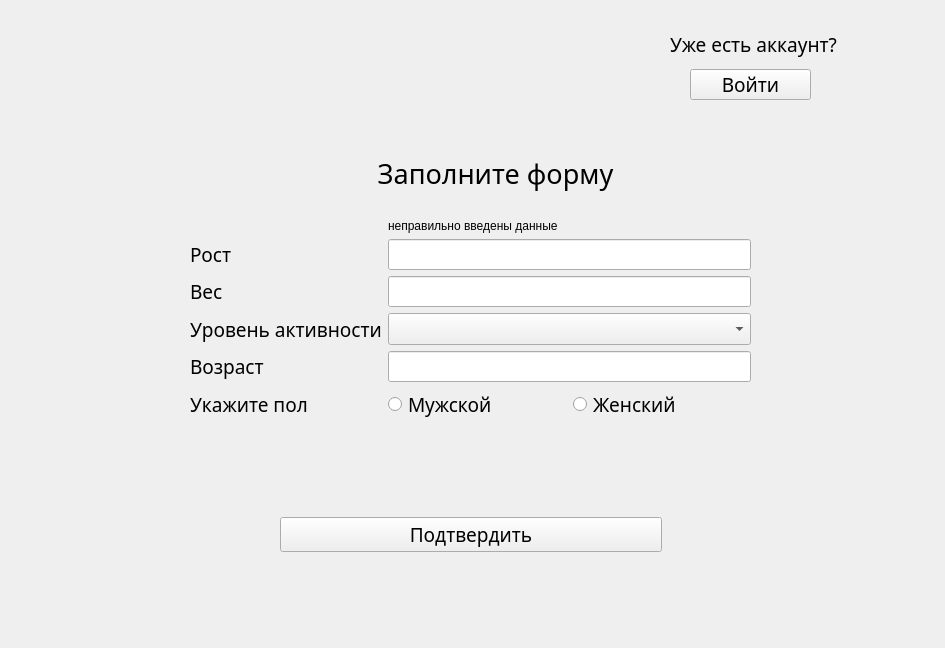
Qt form RegLog.ui (TheLastie/FitnessTracker) before a commit.
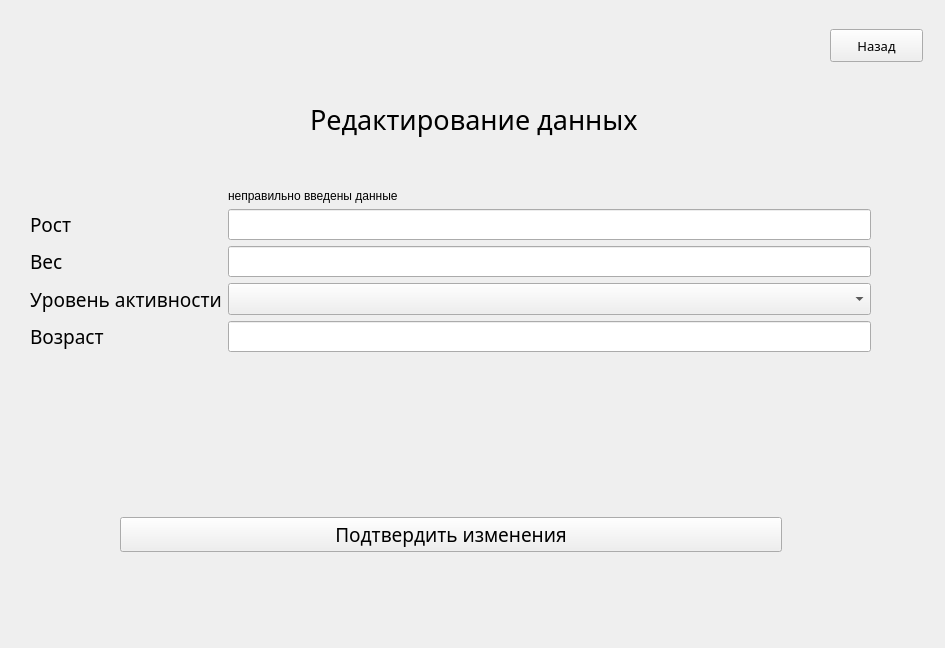
The same form after that commit.

```diff
--- a/RegLog.ui
+++ b/RegLog.ui
@@ -18,12 +18,12 @@
     <rect>
      <x>20</x>
      <y>19</y>
-     <width>901</width>
+     <width>921</width>
      <height>601</height>
     </rect>
    </property>
    <property name="currentIndex">
-    <number>2</number>
+    <number>3</number>
    </property>
    <widget class="QWidget" name="page_7">
     <widget class="QWidget" name="formLayoutWidget_7">
@@ -758,6 +758,238 @@
      </property>
     </widget>
    </widget>
+   <widget class="QWidget" name="page_3">
+    <widget class="QLabel" name="UserDataChange">
+     <property name="geometry">
+      <rect>
+       <x>290</x>
+       <y>70</y>
+       <width>391</width>
+       <height>61</height>
+      </rect>
+     </property>
+     <property name="font">
+      <font>
+       <family>Sitka Heading</family>
+       <pointsize>20</pointsize>
+      </font>
+     </property>
+     <property name="text">
+      <string>Редактирование данных</string>
+     </property>
+    </widget>
+    <widget class="QPushButton" name="BackButtonChange">
+     <property name="geometry">
+      <rect>
+       <x>810</x>
+       <y>10</y>
+       <width>93</width>
+       <height>33</height>
+      </rect>
+     </property>
+     <property name="font">
+      <font>
+       <family>Sitka Heading</family>
+       <pointsize>10</pointsize>
+      </font>
+     </property>
+     <property name="text">
+      <string>Назад</string>
+     </property>
+    </widget>
+    <widget class="QWidget" name="formLayoutWidget_3">
+     <property name="geometry">
+      <rect>
+       <x>10</x>
+       <y>170</y>
+       <width>841</width>
+       <height>251</height>
+      </rect>
+     </property>
+     <layout class="QFormLayout" name="formLayout_4">
+      <item row="0" column="0">
+       <spacer name="verticalSpacer_4">
+        <property name="orientation">
+         <enum>Qt::Vertical</enum>
+        </property>
+        <property name="sizeType">
+         <enum>QSizePolicy::Fixed</enum>
+        </property>
+        <property name="sizeHint" stdset="0">
+         <size>
+          <width>20</width>
+          <height>10</height>
+         </size>
+        </property>
+       </spacer>
+      </item>
+      <item row="1" column="0">
+       <widget class="QLabel" name="highChange_2">
+        <property name="font">
+         <font>
+          <family>Sitka Heading</family>
+          <pointsize>14</pointsize>
+         </font>
+        </property>
+        <property name="text">
+         <string>Рост</string>
+        </property>
+       </widget>
+      </item>
+      <item row="2" column="0">
+       <widget class="QLabel" name="weightChange_2">
+        <property name="font">
+         <font>
+          <family>Sitka Heading</family>
+          <pointsize>14</pointsize>
+         </font>
+        </property>
+        <property name="text">
+         <string>Вес</string>
+        </property>
+       </widget>
+      </item>
+      <item row="3" column="0">
+       <widget class="QLabel" name="activChange_2">
+        <property name="font">
+         <font>
+          <family>Sitka Heading</family>
+          <pointsize>14</pointsize>
+         </font>
+        </property>
+        <property name="text">
+         <string>Уровень активности</string>
+        </property>
+       </widget>
+      </item>
+      <item row="4" column="0">
+       <widget class="QLabel" name="ageChange_2">
+        <property name="font">
+         <font>
+          <family>Sitka Heading</family>
+          <pointsize>14</pointsize>
+         </font>
+        </property>
+        <property name="text">
+         <string>Возраст</string>
+        </property>
+       </widget>
+      </item>
+      <item row="4" column="1">
+       <widget class="QLineEdit" name="age_le_change_2">
+        <property name="font">
+         <font>
+          <pointsize>14</pointsize>
+         </font>
+        </property>
+       </widget>
+      </item>
+      <item row="1" column="1">
+       <widget class="QLineEdit" name="high_le_change_2">
+        <property name="font">
+         <font>
+          <pointsize>14</pointsize>
+         </font>
+        </property>
+        <property name="readOnly">
+         <bool>true</bool>
+        </property>
+       </widget>
+      </item>
+      <item row="2" column="1">
+       <widget class="QLineEdit" name="weight_le_change_2">
+        <property name="font">
+         <font>
+          <pointsize>14</pointsize>
+         </font>
+        </property>
+        <property name="readOnly">
+         <bool>true</bool>
+        </property>
+       </widget>
+      </item>
+      <item row="3" column="1">
+       <widget class="QComboBox" name="activ_cb_change_2">
+        <property name="sizePolicy">
+         <sizepolicy hsizetype="Preferred" vsizetype="Fixed">
+          <horstretch>0</horstretch>
+          <verstretch>0</verstretch>
+         </sizepolicy>
+        </property>
+        <property name="font">
+         <font>
+          <pointsize>15</pointsize>
+         </font>
+        </property>
+       </widget>
+      </item>
+      <item row="0" column="1">
+       <widget class="QLabel" name="cerror_2">
+        <property name="text">
+         <string>неправильно введены данные</string>
+        </property>
+       </widget>
+      </item>
+     </layout>
+    </widget>
+    <widget class="QWidget" name="horizontalLayoutWidget_3">
+     <property name="geometry">
+      <rect>
+       <x>10</x>
+       <y>490</y>
+       <width>841</width>
+       <height>51</height>
+      </rect>
+     </property>
+     <layout class="QHBoxLayout" name="horizontalLayout_8">
+      <item>
+       <spacer name="horizontalSpacer_7">
+        <property name="orientation">
+         <enum>Qt::Horizontal</enum>
+        </property>
+        <property name="sizeType">
+         <enum>QSizePolicy::Minimum</enum>
+        </property>
+        <property name="sizeHint" stdset="0">
+         <size>
+          <width>90</width>
+          <height>20</height>
+         </size>
+        </property>
+       </spacer>
+      </item>
+      <item>
+       <widget class="QPushButton" name="ChangesConfirmButton_2">
+        <property name="font">
+         <font>
+          <family>Sitka Heading</family>
+          <pointsize>14</pointsize>
+         </font>
+        </property>
+        <property name="text">
+         <string>Подтвердить изменения</string>
+        </property>
+       </widget>
+      </item>
+      <item>
+       <spacer name="horizontalSpacer_8">
+        <property name="orientation">
+         <enum>Qt::Horizontal</enum>
+        </property>
+        <property name="sizeType">
+         <enum>QSizePolicy::Minimum</enum>
+        </property>
+        <property name="sizeHint" stdset="0">
+         <size>
+          <width>89</width>
+          <height>20</height>
+         </size>
+        </property>
+       </spacer>
+      </item>
+     </layout>
+    </widget>
+   </widget>
   </widget>
  </widget>
  <resources/>
```
